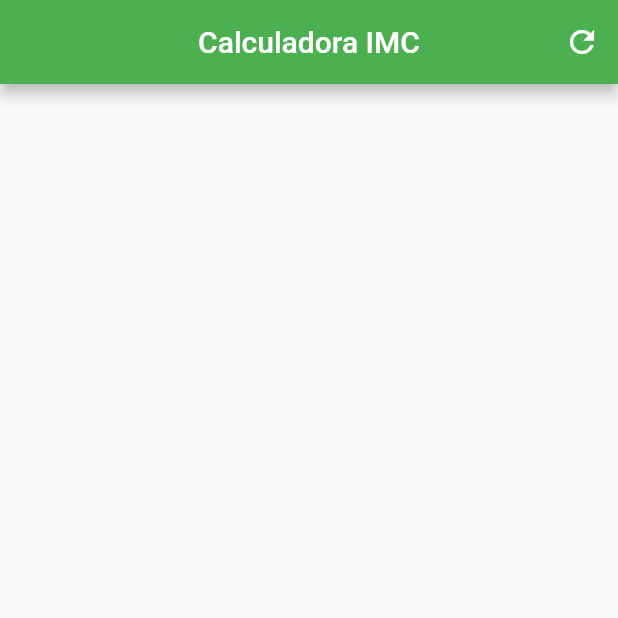
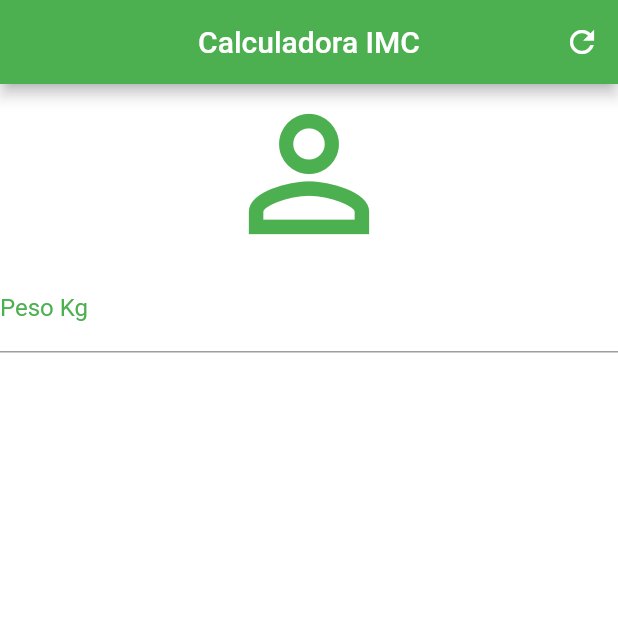
Before and after one commit to zVinicius/calculadoraIMC, a Flutter app: the screen it shows after launch, on a phone screen of 412 x 824 dp, the top half of it. Run offline on Flutter 3.47's test engine with Material 2 defaults, Android fonts, the phone set to English and light mode, and no system bars.

Commit message:
trabalhando nos input text

```diff
--- a/lib/main.dart
+++ b/lib/main.dart
@@ -24,10 +24,23 @@ class Home extends StatefulWidget{
          actions: <Widget>[
            IconButton(
              icon: Icon(Icons.refresh),
-             onPressed: (){
-
-             },
+             onPressed: (){ },
              )
+         ],
+       ),
+       backgroundColor: Colors.white,
+       body: Column(
+         //isso vai fazer com que todos os itens da coluna preencham toda a tela no eixo "x"
+         crossAxisAlignment: CrossAxisAlignment.stretch,
+         children: <Widget>[
+           //específicamente esse widget não vai ocupar toda linha dele pq foi estabelecido um tamanho para ele
+           Icon(Icons.person_outline, size: 120.0, color: Colors.green),
+           TextField(
+             keyboardType: TextInputType.number,
+             decoration: InputDecoration(
+               labelText: "Peso Kg",
+               labelStyle: TextStyle(color: Colors.green)),
+           )
          ],
        ),
      );
```
